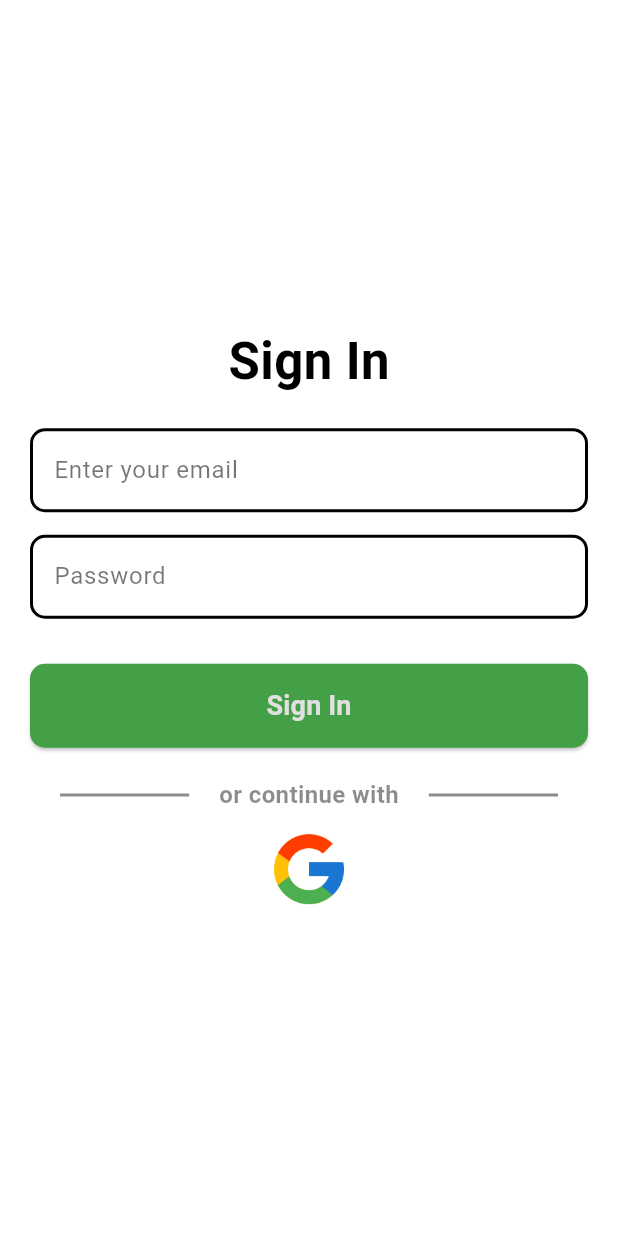
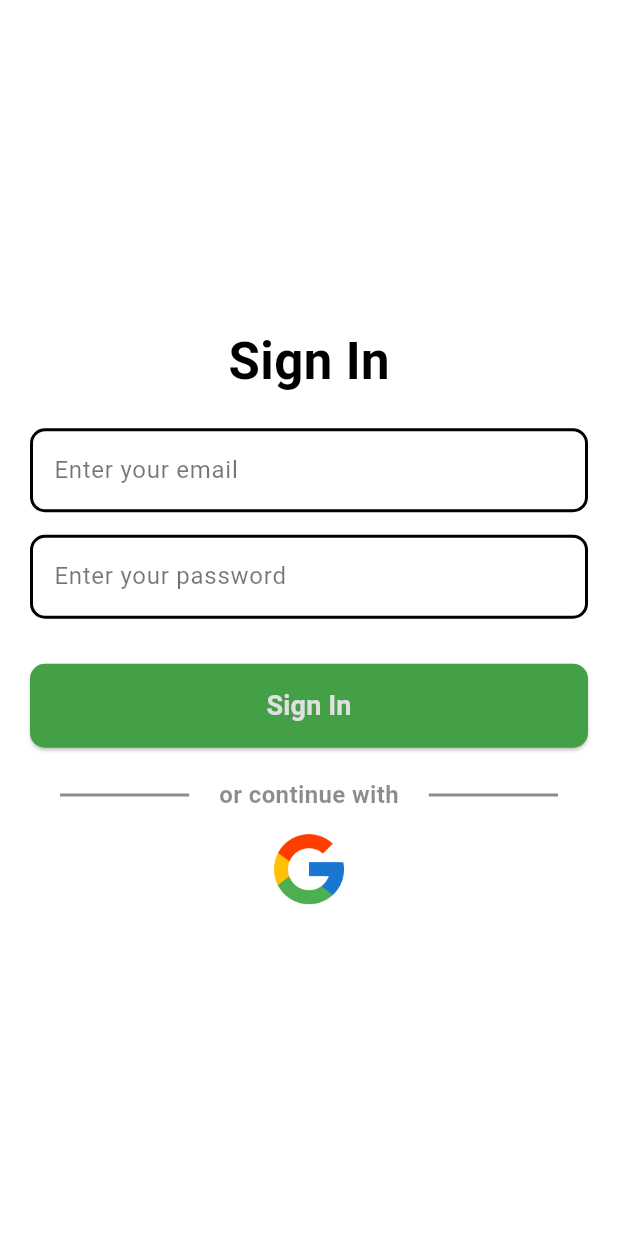
Before and after one commit to 0deans/foodly, a Flutter app: the screen it shows after launch, on a phone screen of 412 x 824 dp. Run offline on Flutter 3.47's test engine with Material 3 defaults, Android fonts, the light colour scheme and no system bars; our stand-ins replace camera, gallery_saver, google_fonts, image_picker, infinite_scroll_pagination, permission_handler and 2 more; missing offline and left inert: tflite_flutter; accounts and stored records are empty; generated files the repository leaves out were written again.

Commit message:
some changes....

```diff
--- a/mobile/lib/main.dart
+++ b/mobile/lib/main.dart
@@ -67,7 +67,7 @@ class MyApp extends StatelessWidget {
       routes: {
         '/': (context) => const Home(),
         '/signin': (context) => const SignIn(),
-        '/signup': (context) => SignUp(),
+        '/signup': (context) => const SignUp(),
         '/profile': (context) => const Profile(),
         '/camera': (context) => const Camera(),
         '/history': (context) => const History(),
--- a/mobile/lib/pages/sign_in.dart
+++ b/mobile/lib/pages/sign_in.dart
@@ -44,7 +44,7 @@ class _SignInState extends State<SignIn> {
                   height: 15,
                 ),
                 const TextFormFieldCustom(
-                  labelText: "Password",
+                  labelText: "Enter your password",
                 ),
                 const SizedBox(
                   height: 15,
--- a/mobile/lib/pages/sign_up.dart
+++ b/mobile/lib/pages/sign_up.dart
@@ -38,7 +38,7 @@ class _SignUpState extends State<SignUp> {
                   height: 20,
                 ),
                 const TextFormFieldCustom(
-                  labelText: "Display name",
+                  labelText: "Enter display name",
                 ),
                 const SizedBox(
                   height: 15,
@@ -50,7 +50,7 @@ class _SignUpState extends State<SignUp> {
                   height: 15,
                 ),
                 const TextFormFieldCustom(
-                  labelText: "Password",
+                  labelText: "Enter password",
                 ),
                 const SizedBox(
                   height: 15,
```
